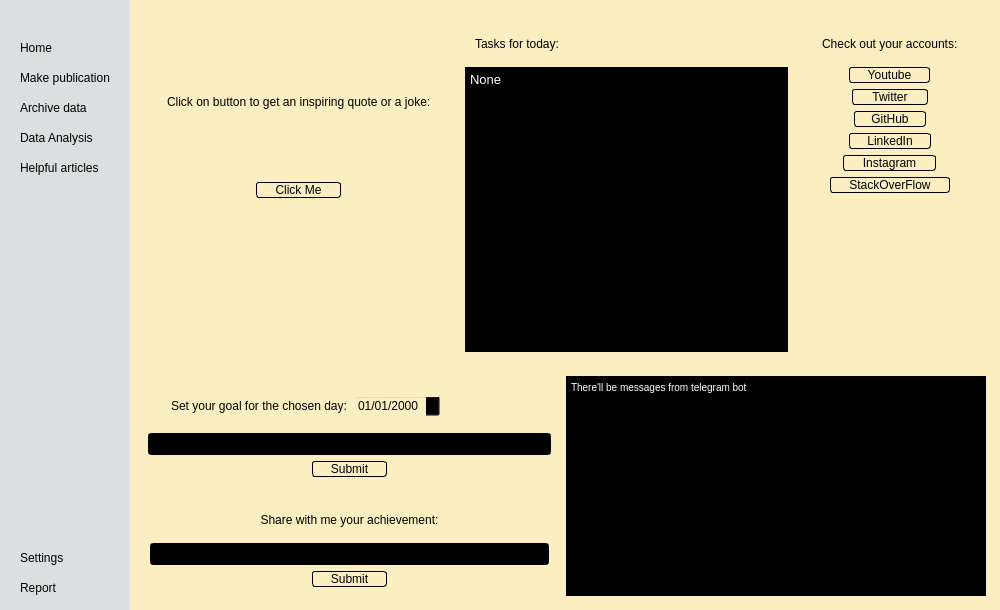
Qt form ui/main_interface.ui (EJLECTRON/PersonalTracker) before a commit.
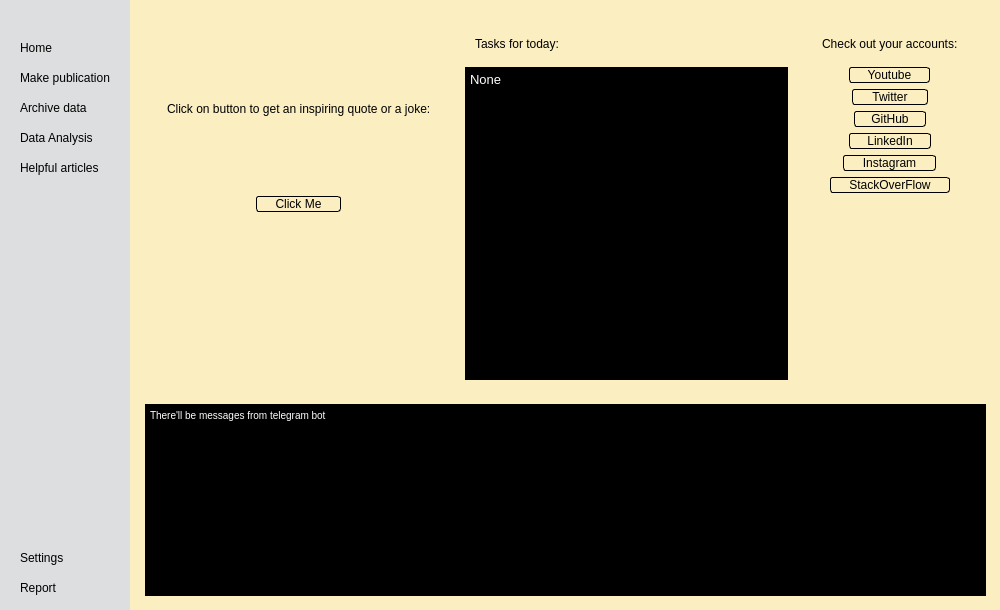
The same form after that commit. The open tabs and pages were chosen to show the change. Icons and pictures are not drawn.

Diff of the .ui file:
```diff
--- a/ui/main_interface.ui
+++ b/ui/main_interface.ui
@@ -731,137 +731,6 @@
                 </layout>
                </widget>
               </item>
-              <item row="1" column="0">
-               <widget class="QWidget" name="mainCentralWidget" native="true">
-                <layout class="QVBoxLayout" name="verticalLayout_7">
-                 <item>
-                  <widget class="QFrame" name="mainCentralFrame">
-                   <property name="frameShape">
-                    <enum>QFrame::StyledPanel</enum>
-                   </property>
-                   <property name="frameShadow">
-                    <enum>QFrame::Raised</enum>
-                   </property>
-                   <layout class="QHBoxLayout" name="horizontalLayout_3">
-                    <item alignment="Qt::AlignRight">
-                     <widget class="QLabel" name="goalLabel">
-                      <property name="text">
-                       <string>Set your goal for the chosen day:</string>
-                      </property>
-                      <property name="alignment">
-                       <set>Qt::AlignCenter</set>
-                      </property>
-                     </widget>
-                    </item>
-                    <item alignment="Qt::AlignLeft">
-                     <widget class="QDateEdit" name="goalDateEdit">
-                      <property name="currentSection">
-                       <enum>QDateTimeEdit::DaySection</enum>
-                      </property>
-                      <property name="displayFormat">
-                       <string>dd/MM/yyyy</string>
-                      </property>
-                     </widget>
-                    </item>
-                   </layout>
-                  </widget>
-                 </item>
-                 <item>
-                  <widget class="QLineEdit" name="goalLineEdit">
-                   <property name="text">
-                    <string/>
-                   </property>
-                  </widget>
-                 </item>
-                 <item alignment="Qt::AlignHCenter">
-                  <widget class="QPushButton" name="mainCentralBtn">
-                   <property name="minimumSize">
-                    <size>
-                     <width>75</width>
-                     <height>0</height>
-                    </size>
-                   </property>
-                   <property name="text">
-                    <string>Submit</string>
-                   </property>
-                   <property name="icon">
-                    <iconset resource="main_resources.qrc">
-                     <normaloff>:/icons/icons/sumbit.png</normaloff>:/icons/icons/sumbit.png</iconset>
-                   </property>
-                   <property name="iconSize">
-                    <size>
-                     <width>24</width>
-                     <height>24</height>
-                    </size>
-                   </property>
-                  </widget>
-                 </item>
-                </layout>
-               </widget>
-              </item>
-              <item row="2" column="0">
-               <widget class="QWidget" name="mainBottomWidget" native="true">
-                <layout class="QVBoxLayout" name="verticalLayout_6">
-                 <property name="leftMargin">
-                  <number>11</number>
-                 </property>
-                 <property name="topMargin">
-                  <number>11</number>
-                 </property>
-                 <property name="rightMargin">
-                  <number>11</number>
-                 </property>
-                 <item>
-                  <widget class="QFrame" name="mainBottomFrame">
-                   <property name="frameShape">
-                    <enum>QFrame::StyledPanel</enum>
-                   </property>
-                   <property name="frameShadow">
-                    <enum>QFrame::Raised</enum>
-                   </property>
-                   <layout class="QHBoxLayout" name="horizontalLayout_5">
-                    <item>
-                     <widget class="QLabel" name="achLabel">
-                      <property name="text">
-                       <string>Share with me your achievement:</string>
-                      </property>
-                      <property name="alignment">
-                       <set>Qt::AlignCenter</set>
-                      </property>
-                     </widget>
-                    </item>
-                   </layout>
-                  </widget>
-                 </item>
-                 <item>
-                  <widget class="QLineEdit" name="achLineEdit"/>
-                 </item>
-                 <item alignment="Qt::AlignHCenter">
-                  <widget class="QPushButton" name="mainBottomBtn">
-                   <property name="minimumSize">
-                    <size>
-                     <width>75</width>
-                     <height>0</height>
-                    </size>
-                   </property>
-                   <property name="text">
-                    <string>Submit</string>
-                   </property>
-                   <property name="icon">
-                    <iconset resource="main_resources.qrc">
-                     <normaloff>:/icons/icons/sumbit.png</normaloff>:/icons/icons/sumbit.png</iconset>
-                   </property>
-                   <property name="iconSize">
-                    <size>
-                     <width>24</width>
-                     <height>24</height>
-                    </size>
-                   </property>
-                  </widget>
-                 </item>
-                </layout>
-               </widget>
-              </item>
               <item row="1" column="1" rowspan="2">
                <widget class="QTextBrowser" name="usefulWidget">
                 <property name="html">
```
Left out of the diff: 2 changed lines with no effect on the pictures.
